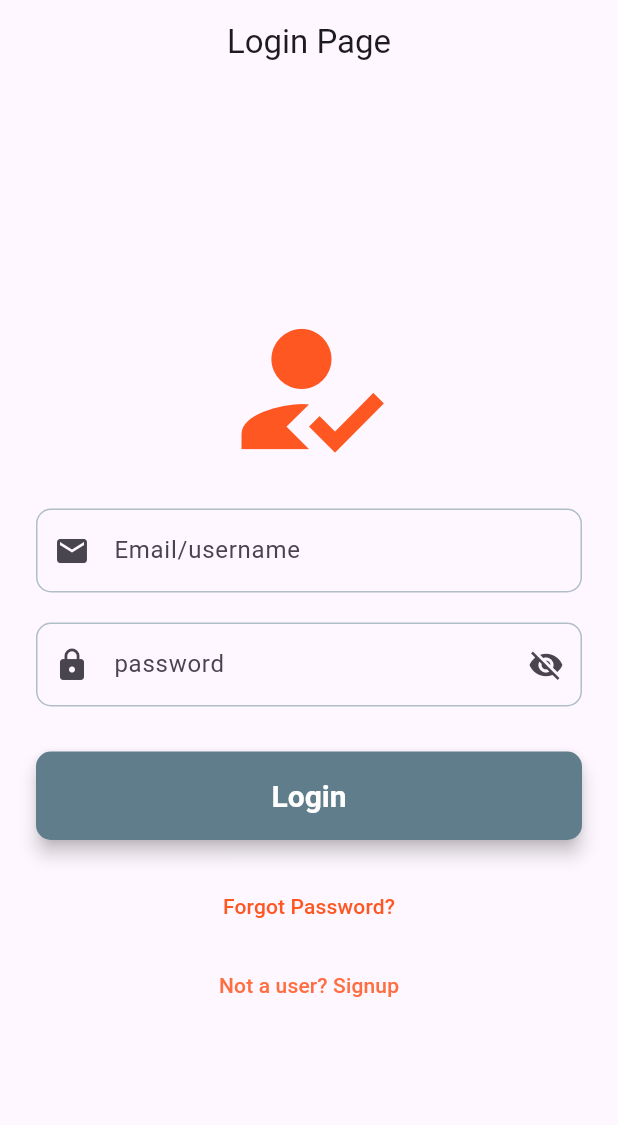
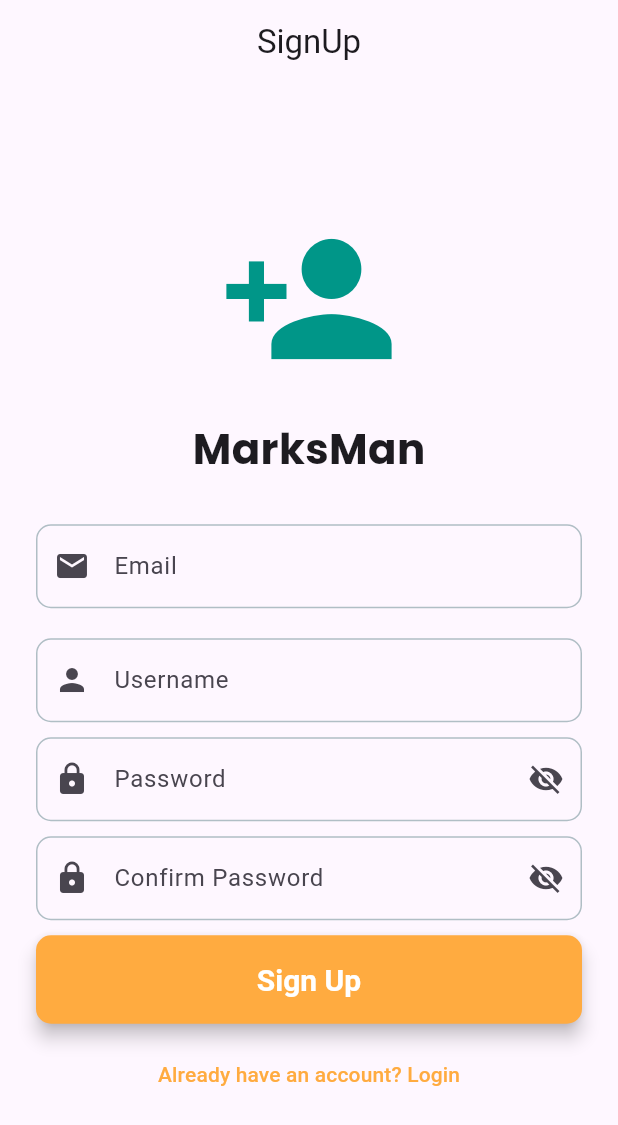
Before and after one commit to barakavic/VentureLedger, a Flutter app: the screen it shows after launch, after a tap on "Not a user? Signup", on a phone screen of 412 x 824 dp. Shown: the top 1125 px of the screen. Run offline on Flutter 3.47's test engine with Material 3 defaults, Android fonts, the phone set to English and light mode, and no system bars; our stand-ins replace google_fonts.

Commit message:
Added the icons as well as created the signUp Page and also created the blueprint for the login options

```diff
--- /dev/null
+++ b/VL_FrontEnd/front_end/lib/AuthScreen.dart
@@ -0,0 +1,53 @@
+import 'package:flutter/material.dart';
+import 'package:front_end/login_page_ui.dart';
+import 'package:front_end/singup_page_ui.dart';
+class AuthScreen extends StatefulWidget {
+const AuthScreen({super.key});
+
+@override
+State<AuthScreen> createState() => _AuthScreenState();
+
+}
+
+class _AuthScreenState extends State<AuthScreen>{
+  bool _showLoginPage = true;
+
+  void _toggleView(){
+    setState(() {
+      _showLoginPage = !_showLoginPage;
+    });
+  }
+
+  @override
+  Widget build(BuildContext context) {
+
+    return Scaffold(
+      appBar: AppBar(
+        title: Text(_showLoginPage ? 'Login' : 'SignUp'),
+        centerTitle: true,
+      ),
+
+      body: Stack(
+        children: <Widget>[
+          Visibility(
+          visible: _showLoginPage,
+          maintainState: true,
+          child: LoginPageUI(
+            onToggleView: _toggleView,
+          ),
+          ),
+
+          Visibility(
+            visible: !_showLoginPage,
+            maintainState: true,
+            child: SignupPageUI(
+              onToggleView: _toggleView,
+            ),
+          )
+        ],
+      ),
+    );
+  }
+
+
+}
--- a/VL_FrontEnd/front_end/lib/login_page_logic.dart
+++ b/VL_FrontEnd/front_end/lib/login_page_logic.dart
@@ -2,7 +2,8 @@ import 'package:flutter/material.dart';
 
 
 class LoginPage extends StatefulWidget{
-  const LoginPage({super.key});
+  final VoidCallback onToggleView;
+  const LoginPage({super.key, required this.onToggleView});
 
   @override
   State<LoginPage> createState() => _LoginPageState();
--- a/VL_FrontEnd/front_end/lib/login_page_ui.dart
+++ b/VL_FrontEnd/front_end/lib/login_page_ui.dart
@@ -1,14 +1,15 @@
 import 'package:flutter/material.dart';
+import 'package:front_end/AuthScreen.dart';
 
 class LoginPageUI extends StatefulWidget{
-
-  const LoginPageUI({super.key});
+  final VoidCallback onToggleView;
+  const LoginPageUI({super.key, required this.onToggleView});
 
   @override
-  State<LoginPageUI> createState() => _LoginPageState();
+  State<LoginPageUI> createState() => _LoginPageUIState();
 
 }
-class _LoginPageState extends State<LoginPageUI>{
+class _LoginPageUIState extends State<LoginPageUI>{
   final TextEditingController _emailController = TextEditingController();
   final TextEditingController _passwordController = TextEditingController();
 
@@ -25,21 +26,17 @@ class _LoginPageState extends State<LoginPageUI>{
   @override
   Widget build(BuildContext context) {
     // TODO: implement build
-    return Scaffold(
-      appBar: AppBar(
-        title: Text('Login Page'),
-        centerTitle: true,
-      ),
-      body: Center(
+
+      return Center(
         child: SingleChildScrollView(
           padding: const EdgeInsets.all(24.0),
           child: Column(
             mainAxisAlignment: MainAxisAlignment.center,
             crossAxisAlignment: CrossAxisAlignment.stretch,
             children: <Widget>[
-              const Icon(Icons.how_to_reg,
+              const Icon(Icons.login,
               size: 120,
-              color: Colors.deepOrange,
+              color: Colors.teal,
               ),
 
               const SizedBox(
@@ -61,7 +58,7 @@ class _LoginPageState extends State<LoginPageUI>{
               const SizedBox(
                 height: 20,
               ),
-              TextFormField(
+              TextField(
                 controller: _passwordController,
                 obscureText: _obscurePassword,
                 decoration: InputDecoration(
@@ -83,7 +80,7 @@ class _LoginPageState extends State<LoginPageUI>{
               ),
 
               const SizedBox(
-                height: 30,
+                height: 30.0,
               ),
 
               ElevatedButton(onPressed: (){
@@ -110,9 +107,7 @@ class _LoginPageState extends State<LoginPageUI>{
               )),
               const SizedBox(height: 5),
 
-              TextButton(onPressed: (){
-                  return null;
-              },
+              TextButton(onPressed: widget.onToggleView,
                child: const Text(
                 'Not a user? Signup',
                 style: TextStyle(
@@ -123,8 +118,8 @@ class _LoginPageState extends State<LoginPageUI>{
             ],
           ),
 
-        ),
-      ),
-    );
+        )
+      );
+
   }
 }
--- a/VL_FrontEnd/front_end/lib/main.dart
+++ b/VL_FrontEnd/front_end/lib/main.dart
@@ -1,6 +1,5 @@
 import 'package:flutter/material.dart';
-import 'package:front_end/login_page_logic.dart';
-import 'package:front_end/login_page_ui.dart';
+import 'package:front_end/AuthScreen.dart';
 void main(){
   runApp(
     const MyApp()
@@ -13,7 +12,7 @@ class MyApp extends StatelessWidget{
   Widget build(BuildContext context) {
     // TODO: implement build
     return MaterialApp(
-      title: 'Login',
+      title: 'Login & SignUp',
       theme: ThemeData(
         primarySwatch: Colors.blueGrey,
         visualDensity: VisualDensity.adaptivePlatformDensity,
@@ -33,11 +32,16 @@ class MyApp extends StatelessWidget{
             borderRadius: BorderRadius.circular(10.0),
             borderSide: BorderSide(color: Colors.blueGrey.shade200, width: 1.0)
           ),
+
+          errorBorder: OutlineInputBorder(
+            borderRadius: BorderRadius.circular(10),
+            borderSide: const BorderSide(color: Colors.red, width: 2.0),
+          )
         ),
 
         elevatedButtonTheme: ElevatedButtonThemeData(
           style: ElevatedButton.styleFrom(
-            backgroundColor: Colors.blueGrey,
+            backgroundColor: Colors.orangeAccent,
             foregroundColor: Colors.white,
             padding: const EdgeInsets.symmetric(vertical: 18.0),
             shape: RoundedRectangleBorder(
@@ -50,7 +54,7 @@ class MyApp extends StatelessWidget{
 
 
       ),
-      home:  LoginPageUI(),
+      home:  const AuthScreen(),
     );
   }
 }
--- /dev/null
+++ b/VL_FrontEnd/front_end/lib/singup_page_ui.dart
@@ -0,0 +1,175 @@
+import 'package:flutter/material.dart';
+import 'package:google_fonts/google_fonts.dart';
+
+
+
+class SignupPageUI  extends StatefulWidget{
+  final VoidCallback onToggleView;
+
+  const SignupPageUI({super.key, required this.onToggleView});
+  @override
+  State<SignupPageUI> createState() => _SignupPageUIState();
+
+
+
+
+ }
+
+ class _SignupPageUIState extends State<SignupPageUI>{
+
+  final TextEditingController _emailController = TextEditingController();
+  final TextEditingController _passwordController = TextEditingController();
+  final TextEditingController _confirmPasswordController = TextEditingController();
+  final TextEditingController _usernameController = TextEditingController();
+
+
+  @override
+  void dispose(){
+    _emailController.dispose();
+    _usernameController.dispose();
+    _passwordController.dispose();
+    _confirmPasswordController.dispose();
+    super.dispose();
+  }
+
+  bool _obscurePassword = true;
+
+  @override
+  Widget build(BuildContext context) {
+    // TODO: implement build
+    return Center(
+      child: SingleChildScrollView(
+      padding: const EdgeInsets.all(24.0),
+      child: Column(children: <Widget>[
+        const Icon(
+          Icons.person_add,
+          size: 120,
+          color: Colors.teal
+
+        ),
+
+        const SizedBox(height: 20.0),
+
+        Text('MarksMan',
+        style: GoogleFonts.poppins(
+          fontSize: 28,
+          fontWeight: FontWeight.bold
+        ),
+        ),
+
+        const SizedBox(height: 30.0),
+        TextField(
+          controller: _emailController,
+          keyboardType: TextInputType.emailAddress,
+          decoration: InputDecoration(
+            labelText: 'Email',
+            hintText: 'Enter Your Email',
+            prefixIcon: Icon(Icons.email),
+          ),
+        ),
+
+        SizedBox(
+          height: 20.0,
+        ),
+
+
+
+        TextField(
+          controller: _usernameController,
+          decoration: InputDecoration(
+            labelText: 'Username',
+            hintText: 'Username',
+            prefixIcon: Icon(Icons.person)
+
+          ),
+
+        ),
+        const SizedBox(height: 10.0),
+        TextField(
+          controller: _passwordController,
+          obscureText: _obscurePassword,
+          decoration: InputDecoration(
+          prefixIcon: const Icon(Icons.lock),
+          suffixIcon: IconButton(icon: Icon(
+            _obscurePassword ? Icons.visibility_off : Icons.visibility
+          ),
+          onPressed: (){
+            setState(() {
+              _obscurePassword = !_obscurePassword;
+            });
+          },
+          ),
+
+          labelText: 'Password',
+          hintText: 'Create a password'
+          ),
+
+        ),
+        const SizedBox(height: 10.0),
+        TextField(
+          controller: _confirmPasswordController,
+          obscureText: _obscurePassword,
+          decoration: InputDecoration(
+            labelText: 'Confirm Password',
+            hintText: 'Confirm Password',
+            prefixIcon: Icon(Icons.lock),
+            suffixIcon: IconButton(onPressed: (){
+              setState(() {
+                _obscurePassword = !_obscurePassword;
+
+              });
+            }, icon: Icon(
+              _obscurePassword? Icons.visibility_off : Icons.visibility
+            ))
+
+          ),
+        ),
+
+
+
+        const SizedBox(height: 10.0),
+
+        SizedBox(
+          width: double.infinity,
+
+        child: ElevatedButton(
+          style: ElevatedButton.styleFrom(
+          backgroundColor: Colors.orangeAccent,
+          foregroundColor: Colors.white,
+          padding: const EdgeInsets.symmetric(vertical: 18.0),
+          shape: RoundedRectangleBorder(
+            borderRadius: BorderRadius.circular(10.0),
+          ),
+          elevation: 5,
+          textStyle: const TextStyle(fontSize: 20.0, fontWeight: FontWeight.bold),
+          ),
+          onPressed: (){
+
+
+          print('SignUp Button tapped');
+          print('Email: ${_emailController.text}');
+
+        },
+        child: const Text('Sign Up')
+        ),
+        ),
+
+
+        const SizedBox(height: 10.0),
+        TextButton(
+        onPressed: widget.onToggleView,
+        child: const Text(
+          'Already have an account? Login',
+          style: TextStyle(color: Colors.orangeAccent),
+
+        ))
+
+
+      ],),
+
+    ),);
+  }
+
+
+
+ }
```
Also changed, not shown: VL_FrontEnd/front_end/lib/login_options_page.dart (added, +70 -0 lines), VL_FrontEnd/front_end/pubspec.yaml (+7 -3 lines), VL_FrontEnd/front_end/assets/icon/google_icon.png (added), VL_FrontEnd/front_end/assets/icon/output_no_bg.png (added), VL_FrontEnd/front_end/assets/icon/output_no_bg_white.png (added), 34 other files.
